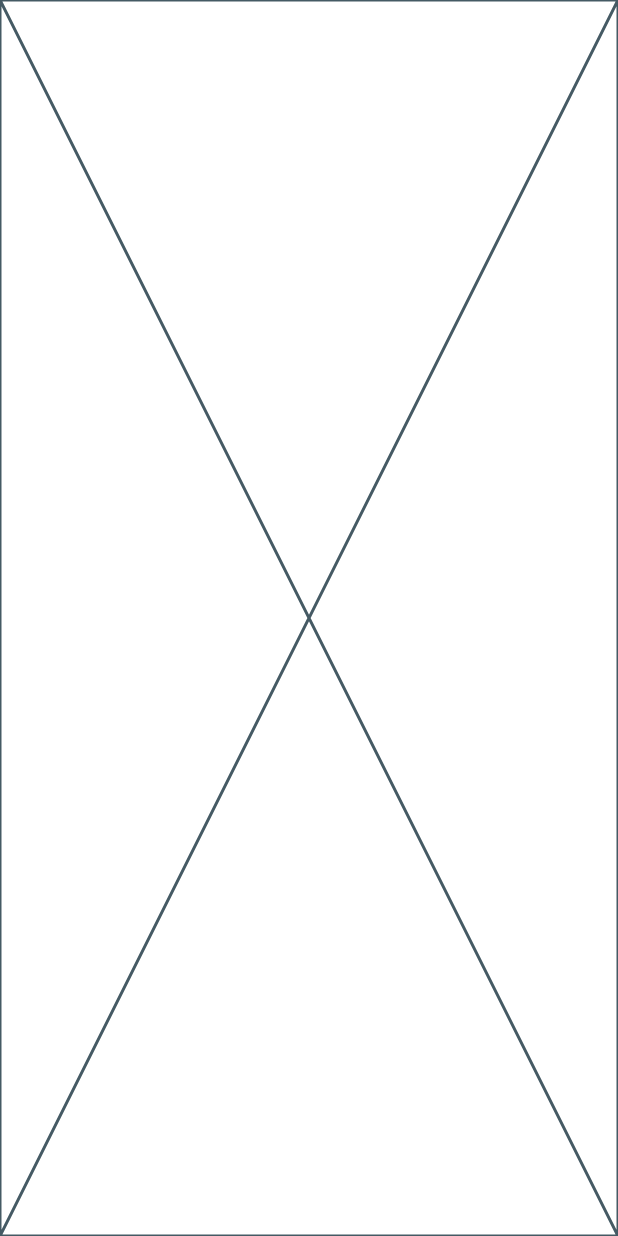
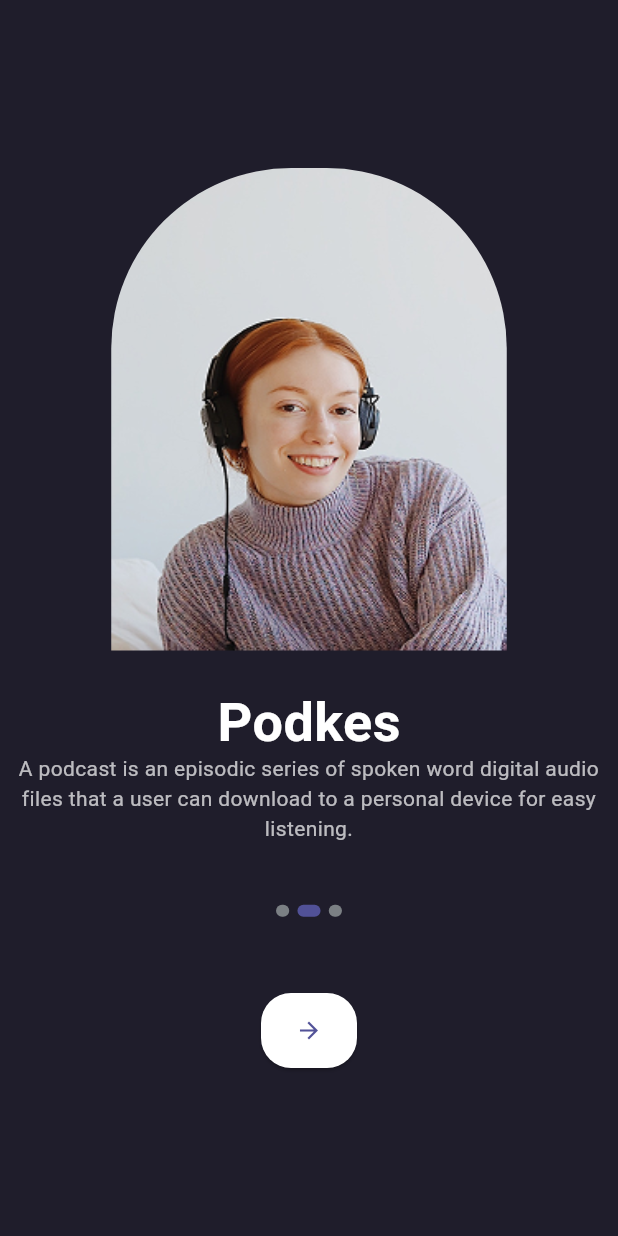
Before and after one commit to emrecan-nt/podkes, a Flutter app: the screen it shows after launch, on a phone screen of 412 x 824 dp. Run offline on Flutter 3.47's test engine with Material 3 defaults, Android fonts, the phone set to English and light mode, and no system bars; our stand-ins replace flutter_screenutil.

Commit message:
getting_started page complated

```diff
--- a/lib/getting_started.dart
+++ b/lib/getting_started.dart
@@ -1,10 +1,80 @@
 import 'package:flutter/material.dart';
+import 'package:flutter_screenutil/flutter_screenutil.dart';
+import 'package:podkes/ui_helper.dart';
 
 class GettingStarted extends StatelessWidget {
   const GettingStarted({super.key});
 
   @override
   Widget build(BuildContext context) {
-    return const Placeholder();
+    return Scaffold(
+      backgroundColor: Color(0xFF1F1D2B),
+      body: Padding(
+        padding: UiHelper.getDefaultPadding(),
+        child: Column(
+          mainAxisAlignment: MainAxisAlignment.center,
+          children: [
+            ClipRRect(
+              borderRadius: const BorderRadius.only(
+                topLeft: Radius.circular(120),
+                topRight: Radius.circular(120),
+              ),
+
+                child: Image.asset(
+                  'assets/images/good-faces.png',
+                  width: UiHelper.getImageSize(context).width,
+                  height: UiHelper.getImageSize(context).height,
+                  fit: BoxFit.fill,
+                ),
+              ),
+
+            SizedBox(height: 40.h),
+            Text("Podkes", style: UiHelper.getPodkesTextStyle()),
+
+             SizedBox(height: 12.h),
+             Text(
+              "A podcast is an episodic series of spoken word digital audio files that a user can download to a personal device for easy listening.",
+              textAlign: TextAlign.center,
+              style: TextStyle(fontSize: 14, color: Colors.white70),
+            ),
+            SizedBox(height: 40.h),
+            Row(
+              mainAxisAlignment: MainAxisAlignment.center,
+              children: [
+                buildIndicator(false),
+                 SizedBox(width: 5.w),
+                buildIndicator(true),
+                SizedBox(width: 5.w),
+                buildIndicator(false),
+              ],
+            ),
+             SizedBox(height: 50.h),
+
+            ElevatedButton(
+              onPressed: () {},
+              style: ElevatedButton.styleFrom(
+                backgroundColor: Colors.white,
+                shape: RoundedRectangleBorder(
+                  borderRadius: BorderRadius.circular(20),
+                ),
+                padding: const EdgeInsets.all(16),
+              ),
+              child: const Icon(Icons.arrow_forward, color: Color(0xFF525298)),
+            ),
+          ],
+        ),
+      ),
+    );
+  }
+
+  Widget buildIndicator(bool isActive) {
+    return Container(
+      width: isActive ? 14.w : 8.w,
+      height: 8.h,
+      decoration: BoxDecoration(
+        color: isActive ? Color(0xFF515197) : Color(0xFF7B8084),
+        borderRadius: BorderRadius.circular(4),
+      ),
+    );
   }
 }
--- a/lib/main.dart
+++ b/lib/main.dart
@@ -1,19 +1,23 @@
 import 'package:flutter/material.dart';
+import 'package:flutter_screenutil/flutter_screenutil.dart';
 import 'package:podkes/getting_started.dart';
 
 void main() {
   runApp(MyApp());
 }
+
 class MyApp extends StatelessWidget {
   const MyApp({super.key});
 
   @override
   Widget build(BuildContext context) {
-    return MaterialApp(
-      debugShowCheckedModeBanner: false,
-      title: "podkes",
-      home: GettingStarted(),
-
+    return ScreenUtilInit(
+      designSize: Size(375, 812),
+      builder: (context, child) => MaterialApp(
+        debugShowCheckedModeBanner: false,
+        title: "podkes",
+        home: GettingStarted(),
+      ),
     );
   }
 }
--- /dev/null
+++ b/lib/ui_helper.dart
@@ -0,0 +1,33 @@
+import 'package:flutter/material.dart';
+import 'package:flutter_screenutil/flutter_screenutil.dart';
+
+
+class UiHelper {
+  UiHelper._();
+  static EdgeInsets getDefaultPadding() {
+    // Padding ekran yönü dikey ise 12.h ,yatay ise 8.w olarak ayarlanır
+    if (ScreenUtil().orientation == Orientation.portrait) {
+      return EdgeInsets.all(12.h);
+    } else {
+      return EdgeInsets.all(8.w);
+    }
+  }
+static TextStyle getPodkesTextStyle(){
+  return TextStyle(
+    color: Colors.white,
+    fontSize: 36,
+    fontWeight: FontWeight.w700,
+    height: 0.44,
+    letterSpacing: 0.30,
+  );
+}
+ static Size getImageSize(BuildContext context, {double portraitWidth = 240, double portraitHeight = 317, double landscapeWidth = 130, double landscapeHeight = 300}) {
+    Orientation orientation = MediaQuery.of(context).orientation;
+    if (orientation == Orientation.portrait) {
+      return Size(portraitWidth.w, portraitHeight.h);
+    } else {
+      return Size(landscapeWidth.w, landscapeHeight.h);
+    }
+  }
+
+}
```
Also changed, not shown: pubspec.yaml (+5 -3 lines), assets/images/good-faces.png (added), pubspec.lock, 2 other files.
